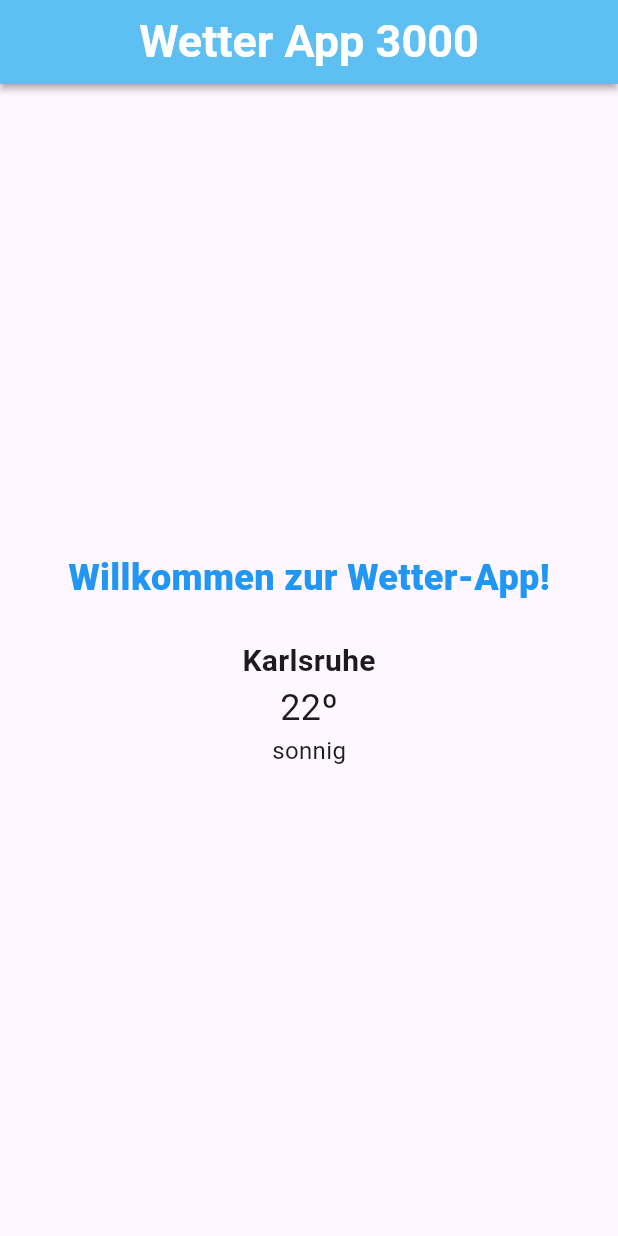
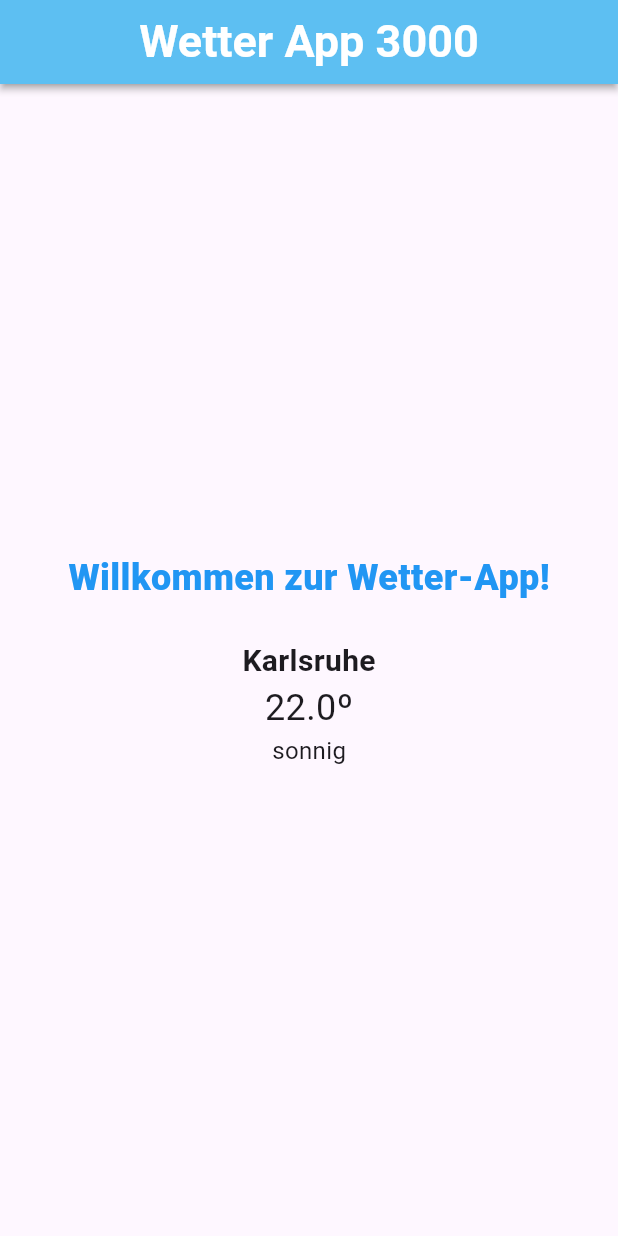
Before and after one commit to Sascha-create/simple_weather_app, a Flutter app: the screen it shows after launch, on a phone screen of 412 x 824 dp. Run offline on Flutter 3.47's test engine with Material 3 defaults, Android fonts, the phone set to English and light mode, and no system bars.

Commit message:
added weather data

```diff
--- a/lib/main.dart
+++ b/lib/main.dart
@@ -1,25 +1,40 @@
 import 'package:flutter/material.dart';
+import 'package:simple_weather_app/weather_data.dart';
 
 void main() {
   runApp(const MainApp());
+// WeatherData actualWeather = WeatherData(
+//       city: "Karlsruhe", temperature: 22, weatherCondition: "sonnig");
+
+
 }
 
 class MainApp extends StatelessWidget {
   const MainApp({super.key});
 
+
   @override
   Widget build(BuildContext context) {
-    return const MaterialApp(
-      home: WeatherApp(),
+
+
+    return MaterialApp(
+      home: WeatherApp(actualWeather: WeatherData(city: "Karlsruhe",
+      temperature: 22, weatherCondition: "sonnig"))
     );
   }
 }
 
 class WeatherApp extends StatelessWidget {
-  const WeatherApp({super.key});
+  const WeatherApp({super.key, required this.actualWeather});
+  final WeatherData actualWeather;
+
 
   @override
   Widget build(BuildContext context) {
+    final String city = actualWeather.city;
+    final double temperature = actualWeather.temperature;
+    final String weatherCondition = actualWeather.weatherCondition;
+
     return Scaffold(
       appBar: AppBar(
         backgroundColor: const Color.fromARGB(255, 92, 199, 248),
@@ -32,12 +47,12 @@ class WeatherApp extends StatelessWidget {
               fontSize: 30, fontWeight: FontWeight.bold, color: Colors.white),
         ),
       ),
-      body: const SafeArea(
+      body:  SafeArea(
         child: Center(
           child: Column(
             mainAxisAlignment: MainAxisAlignment.center,
             children: [
-              Padding(
+              const Padding(
                 padding: EdgeInsets.only(bottom: 24.0),
                 child: Text(
                   "Willkommen zur Wetter-App!",
@@ -48,11 +63,11 @@ class WeatherApp extends StatelessWidget {
                 ),
               ),
               Text(
-                "Karlsruhe",
+                city,
                 style: TextStyle(fontSize: 20, fontWeight: FontWeight.w700),
               ),
-              Text("22º", style: TextStyle(fontSize: 24)),
-              Text("sonnig", style: TextStyle(fontSize: 16)),
+              Text("$temperatureº", style: TextStyle(fontSize: 24)),
+              Text(weatherCondition, style: TextStyle(fontSize: 16)),
             ],
           ),
         ),
--- /dev/null
+++ b/lib/weather_data.dart
@@ -0,0 +1,9 @@
+class WeatherData {
+  final String city;
+  final double temperature;
+  final String weatherCondition;
+
+  WeatherData({required this.city, required this.temperature, required this.weatherCondition});
+
+
+}
```
